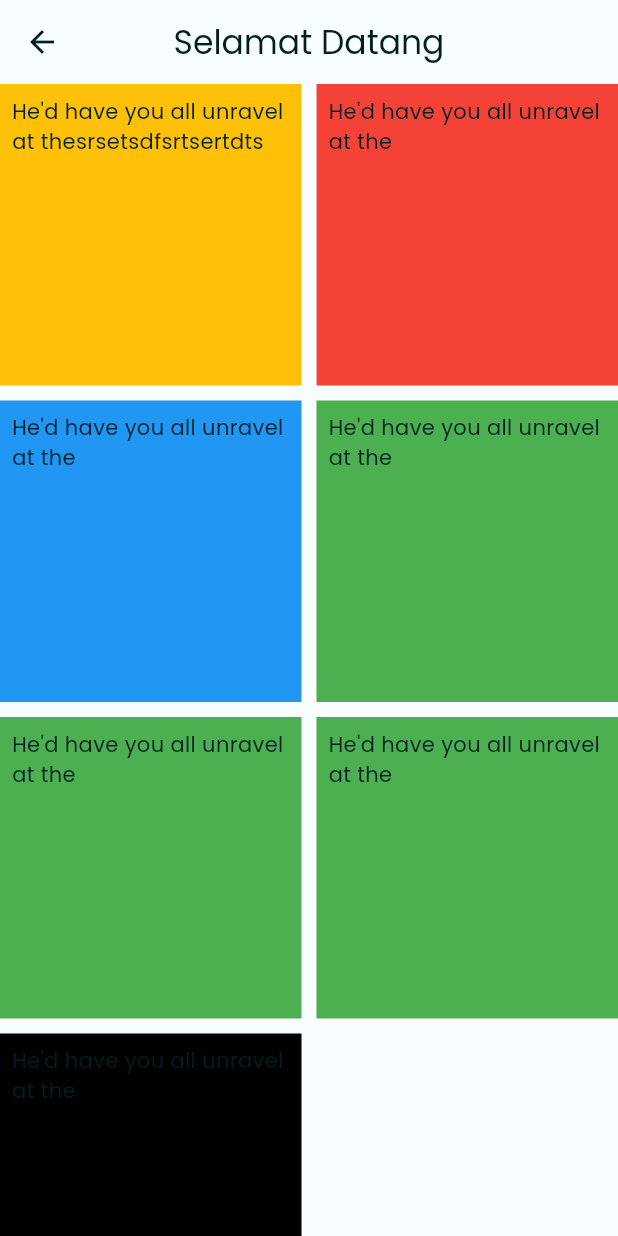
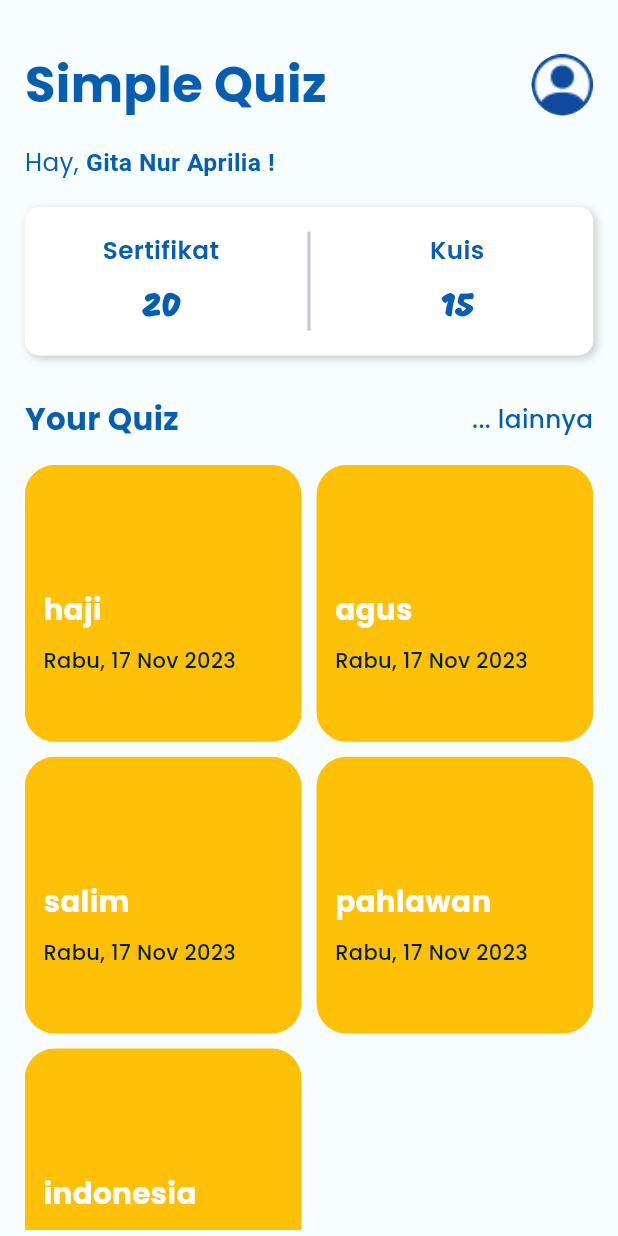
Before and after one commit to unustudents/simple-quiz, a Flutter app: the HomeView screen opened by its route, on a phone screen of 412 x 824 dp. Run offline on Flutter 3.47's test engine with Material 3 defaults, Android fonts, the phone set to English and light mode, and no system bars; our stand-ins replace get.

Commit message:
edit : home n signin n main

```diff
--- a/lib/app/modules/home/views/home_view.dart
+++ b/lib/app/modules/home/views/home_view.dart
@@ -1,8 +1,10 @@
 import 'package:flutter/material.dart';
+import 'package:get/get.dart';
 
-import 'package:get/get.dart';
-import 'package:simple_quiz/app/modules/signin/views/signin_view.dart';
-
+import '../../profil/views/profil_view.dart';
+import '../../../routes/app_pages.dart';
+import '../../../data/constant/colors.dart';
+import '../../../data/core/extentions.dart';
 import '../controllers/home_controller.dart';
 
 class HomeView extends GetView<HomeController> {
@@ -10,50 +12,185 @@ class HomeView extends GetView<HomeController> {
   @override
   Widget build(BuildContext context) {
     return Scaffold(
-      appBar: AppBar(
-        title: const Text('Selamat Datang'),
-        centerTitle: true,
+      body: SafeArea(
+        child: Padding(
+          padding: EdgeInsets.fromLTRB(4.0.wp, 8.0.wp, 4.0.wp, 1.0.wp),
+          child: Column(
+            crossAxisAlignment: CrossAxisAlignment.start,
+            children: [
+              Row(
+                mainAxisAlignment: MainAxisAlignment.spaceBetween,
+                children: [
+                  Text(
+                    'Simple Quiz',
+                    style: TextStyle(
+                      color: AppColors.biruTua,
+                      fontSize: 32.0.sp,
+                      fontWeight: FontWeight.bold,
                     ),
-      body: GridView.count(
-        primary: false,
+                  ),
+                  InkWell(
+                    onTap: () {
+                      Get.to(() => const ProfilView());
+                    },
+                    child: ClipRRect(
+                      borderRadius: BorderRadius.circular(100),
+                      child: SizedBox(
+                        width: 10.0.wp,
+                        child: Image.asset(
+                          'assets/images/profile.png',
+                          fit: BoxFit.cover,
+                        ),
+                      ),
+                    ),
+                  ),
+                ],
+              ),
+              const SizedBox(height: 16),
+              Text.rich(
+                TextSpan(
+                    text: 'Hay, ',
+                    children: const [
+                      TextSpan(
+                          text: 'Gita Nur Aprilia !',
+                          style: TextStyle(fontWeight: FontWeight.bold)),
+                    ],
+                    style: TextStyle(
+                      color: AppColors.biruTua,
+                      fontFamily: 'Poppins',
+                      fontSize: 16.0.sp,
+                    )),
+              ),
+              const SizedBox(height: 18),
+              Container(
+                decoration: BoxDecoration(
+                    color: Colors.white,
+                    borderRadius: BorderRadius.circular(10),
+                    boxShadow: [
+                      BoxShadow(
+                        color: Colors.grey.withOpacity(0.5),
+                        blurRadius: 4,
+                        offset: const Offset(2, 2),
+                      ),
+                    ]),
+                padding: EdgeInsets.symmetric(vertical: 4.0.wp),
+                child: IntrinsicHeight(
+                  child: Row(
+                    mainAxisAlignment: MainAxisAlignment.spaceEvenly,
+                    children: [
+                      panelSertif(title: 'Sertifikat', score: '20'),
+                      const VerticalDivider(thickness: 2),
+                      panelSertif(title: 'Kuis', score: 15),
+                    ],
+                  ),
+                ),
+              ),
+              const SizedBox(height: 28),
+              Row(
+                mainAxisAlignment: MainAxisAlignment.spaceBetween,
+                children: [
+                  Text(
+                    'Your Quiz',
+                    style: TextStyle(
+                      color: AppColors.biruTua,
+                      fontSize: 20.0.sp,
+                      fontWeight: FontWeight.bold,
+                    ),
+                  ),
+                  GestureDetector(
+                    onTap: () {},
+                    child: Text(
+                      '... lainnya',
+                      style: TextStyle(
+                          color: AppColors.biruTua,
+                          fontSize: 16.0.sp,
+                          fontWeight: FontWeight.w500),
+                    ),
+                  ),
+                ],
+              ),
+              const SizedBox(height: 16),
+              Expanded(
+                child: GridView.count(
+                  // primary: false,
+                  // shrinkWrap: true,
                   crossAxisSpacing: 10,
                   mainAxisSpacing: 10,
                   crossAxisCount: 2,
                   children: [
-          InkWell(
+                    ...controller.quis
+                        .map(
+                          (e) => cardQuiz(title: e.toString()),
+                        )
+                        .toList(),
+                  ],
+                ),
+              ),
+            ],
+          ),
+        ),
+      ),
+    );
+  }
+
+  InkWell cardQuiz({required String title}) {
+    return InkWell(
       onTap: () {
-              Get.to(const SigninView());
+        Get.toNamed(Routes.FORGOTPASSWD);
       },
+      radius: 20,
       child: Container(
+        padding: EdgeInsets.all(3.0.wp),
+        decoration: BoxDecoration(
           color: Colors.amber,
-                padding: const EdgeInsets.all(8),
-                child: const Text(
-                    "He'd have you all unravel at thesrsetsdfsrtsertdts")),
+          borderRadius: BorderRadius.circular(20),
         ),
-          Container(
-              color: Colors.red,
-              padding: const EdgeInsets.all(8),
-              child: const Text("He'd have you all unravel at the")),
-          Container(
-              color: Colors.blue,
-              padding: const EdgeInsets.all(8),
-              child: const Text("He'd have you all unravel at the")),
-          Container(
-              color: Colors.green,
-              padding: const EdgeInsets.all(8),
-              child: const Text("He'd have you all unravel at the")),
-          Container(
-              color: Colors.green,
-              padding: const EdgeInsets.all(8),
-              child: const Text("He'd have you all unravel at the")),
-          Container(
-              color: Colors.green,
-              padding: const EdgeInsets.all(8),
-              child: const Text("He'd have you all unravel at the")),
-          Container(
-              color: Colors.black,
-              padding: const EdgeInsets.all(8),
-              child: const Text("He'd have you all unravel at the")),
+        // height: 200,
+        child: Column(
+          crossAxisAlignment: CrossAxisAlignment.start,
+          children: [
+            SizedBox(height: 17.0.wp),
+            Text(
+              title.toString(),
+              style: TextStyle(
+                color: Colors.white,
+                fontSize: 19.0.sp,
+                fontWeight: FontWeight.bold,
+              ),
+            ),
+            const SizedBox(height: 10),
+            const Text(
+              'Rabu, 17 Nov 2023',
+              style: TextStyle(fontWeight: FontWeight.w500),
+            )
+          ],
+        ),
+      ),
+    );
+  }
+
+  Expanded panelSertif({required String title, required dynamic score}) {
+    return Expanded(
+      child: Column(
+        children: [
+          Text(
+            title,
+            style: TextStyle(
+              color: AppColors.biruTua,
+              fontSize: 16.0.sp,
+              fontWeight: FontWeight.w600,
+            ),
+          ),
+          const SizedBox(height: 10),
+          Text(
+            score.toString(),
+            style: TextStyle(
+              color: AppColors.biruTua,
+              fontFamily: 'Mogra',
+              fontSize: 22.0.sp,
+              fontWeight: FontWeight.w600,
+            ),
+          ),
         ],
       ),
     );
```
Also changed, not shown: lib/app/modules/home/controllers/home_controller.dart (+1 -19 lines), lib/app/modules/signin/views/signin_view.dart (+60 -74 lines), lib/main.dart (+5 -5 lines). Lines whose indentation alone changed are shown as unchanged.
